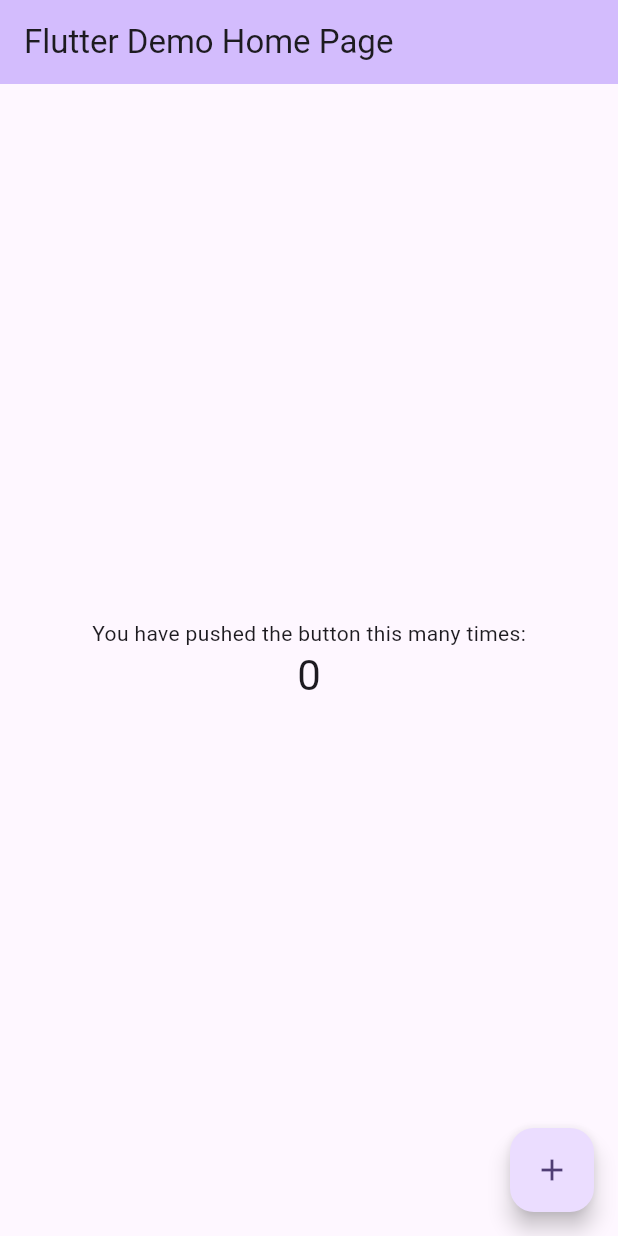
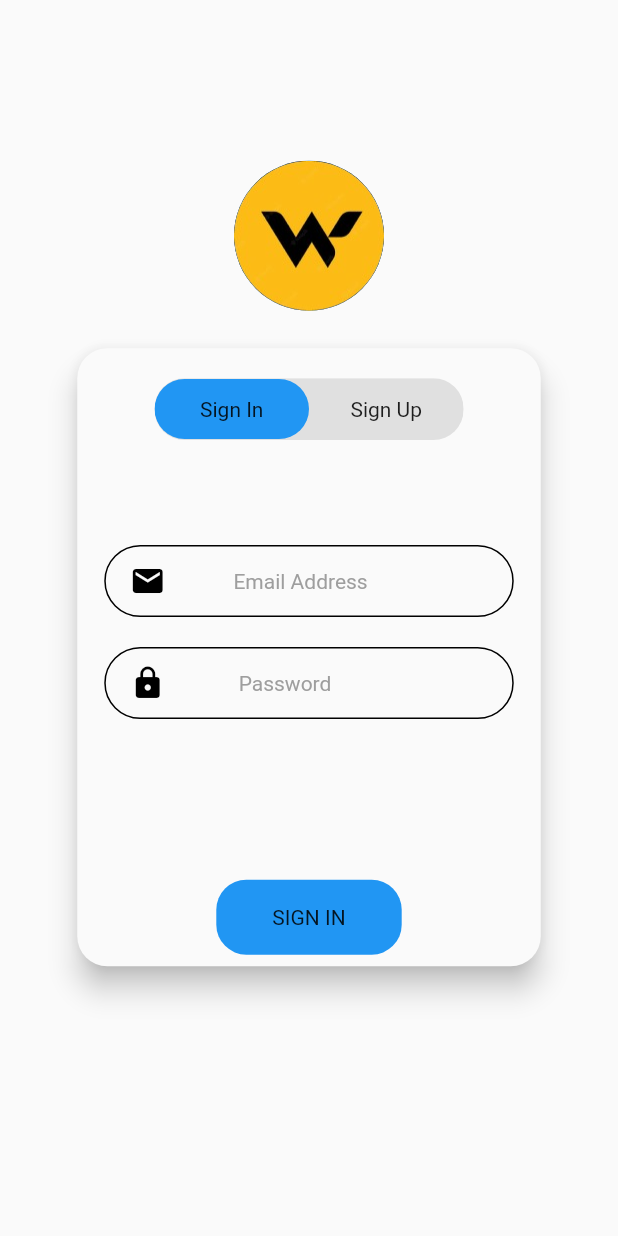
Before and after one commit to Ashutosh-777/Resource-tracker, a Flutter app: the screen it shows after launch, on a phone screen of 412 x 824 dp. Run offline on Flutter 3.47's test engine with Material 2 defaults, Android fonts, the phone set to English and light mode, and no system bars.

Commit message:
commit from Hitesh

```diff
--- a/lib/main.dart
+++ b/lib/main.dart
@@ -1,125 +1,27 @@
-import 'package:flutter/material.dart';
+import 'package:flutter/material.dart' ;
 
-void main() {
-  runApp(const MyApp());
+import 'screens/login_register.dart';
+
+
+late Size mq ;
+
+void main(){
+  runApp(Myapp()) ;
 }
 
-class MyApp extends StatelessWidget {
-  const MyApp({super.key});
+class Myapp extends StatefulWidget {
+  const Myapp({super.key});
 
-  // This widget is the root of your application.
+  @override
+  State<Myapp> createState() => _MyappState();
+}
+
+class _MyappState extends State<Myapp> {
   @override
   Widget build(BuildContext context) {
     return MaterialApp(
-      title: 'Flutter Demo',
-      theme: ThemeData(
-        // This is the theme of your application.
-        //
-        // TRY THIS: Try running your application with "flutter run". You'll see
-        // the application has a blue toolbar. Then, without quitting the app,
-        // try changing the seedColor in the colorScheme below to Colors.green
-        // and then invoke "hot reload" (save your changes or press the "hot
-        // reload" button in a Flutter-supported IDE, or press "r" if you used
-        // the command line to start the app).
-        //
-        // Notice that the counter didn't reset back to zero; the application
-        // state is not lost during the reload. To reset the state, use hot
-        // restart instead.
-        //
-        // This works for code too, not just values: Most code changes can be
-        // tested with just a hot reload.
-        colorScheme: ColorScheme.fromSeed(seedColor: Colors.deepPurple),
-        useMaterial3: true,
-      ),
-      home: const MyHomePage(title: 'Flutter Demo Home Page'),
+      debugShowCheckedModeBanner: false,
+      home: SigninSignup(),
     );
   }
 }
-
-class MyHomePage extends StatefulWidget {
-  const MyHomePage({super.key, required this.title});
-
-  // This widget is the home page of your application. It is stateful, meaning
-  // that it has a State object (defined below) that contains fields that affect
-  // how it looks.
-
-  // This class is the configuration for the state. It holds the values (in this
-  // case the title) provided by the parent (in this case the App widget) and
-  // used by the build method of the State. Fields in a Widget subclass are
-  // always marked "final".
-
-  final String title;
-
-  @override
-  State<MyHomePage> createState() => _MyHomePageState();
-}
-
-class _MyHomePageState extends State<MyHomePage> {
-  int _counter = 0;
-
-  void _incrementCounter() {
-    setState(() {
-      // This call to setState tells the Flutter framework that something has
-      // changed in this State, which causes it to rerun the build method below
-      // so that the display can reflect the updated values. If we changed
-      // _counter without calling setState(), then the build method would not be
-      // called again, and so nothing would appear to happen.
-      _counter++;
-    });
-  }
-
-  @override
-  Widget build(BuildContext context) {
-    // This method is rerun every time setState is called, for instance as done
-    // by the _incrementCounter method above.
-    //
-    // The Flutter framework has been optimized to make rerunning build methods
-    // fast, so that you can just rebuild anything that needs updating rather
-    // than having to individually change instances of widgets.
-    return Scaffold(
-      appBar: AppBar(
-        // TRY THIS: Try changing the color here to a specific color (to
-        // Colors.amber, perhaps?) and trigger a hot reload to see the AppBar
-        // change color while the other colors stay the same.
-        backgroundColor: Theme.of(context).colorScheme.inversePrimary,
-        // Here we take the value from the MyHomePage object that was created by
-        // the App.build method, and use it to set our appbar title.
-        title: Text(widget.title),
-      ),
-      body: Center(
-        // Center is a layout widget. It takes a single child and positions it
-        // in the middle of the parent.
-        child: Column(
-          // Column is also a layout widget. It takes a list of children and
-          // arranges them vertically. By default, it sizes itself to fit its
-          // children horizontally, and tries to be as tall as its parent.
-          //
-          // Column has various properties to control how it sizes itself and
-          // how it positions its children. Here we use mainAxisAlignment to
-          // center the children vertically; the main axis here is the vertical
-          // axis because Columns are vertical (the cross axis would be
-          // horizontal).
-          //
-          // TRY THIS: Invoke "debug painting" (choose the "Toggle Debug Paint"
-          // action in the IDE, or press "p" in the console), to see the
-          // wireframe for each widget.
-          mainAxisAlignment: MainAxisAlignment.center,
-          children: <Widget>[
-            const Text(
-              'You have pushed the button this many times:',
-            ),
-            Text(
-              '$_counter',
-              style: Theme.of(context).textTheme.headlineMedium,
-            ),
-          ],
-        ),
-      ),
-      floatingActionButton: FloatingActionButton(
-        onPressed: _incrementCounter,
-        tooltip: 'Increment',
-        child: const Icon(Icons.add),
-      ), // This trailing comma makes auto-formatting nicer for build methods.
-    );
-  }
-}
--- /dev/null
+++ b/lib/screens/login_register.dart
@@ -0,0 +1,144 @@
+import 'package:flutter/material.dart';
+import '../widgets/widgets.dart';
+
+void main() {
+  runApp(MaterialApp(
+    home: SigninSignup(),
+  ));
+}
+
+class SigninSignup extends StatefulWidget {
+  SigninSignup({Key? key}) : super(key: key);
+
+  @override
+  _SigninSignupState createState() => _SigninSignupState();
+}
+
+class _SigninSignupState extends State<SigninSignup> {
+  bool isSignupScreen = false;
+
+  void toggleScreen() {
+    setState(() {
+      isSignupScreen = !isSignupScreen;
+    });
+  }
+
+  @override
+  Widget build(BuildContext context) {
+    final mq = MediaQuery.of(context).size;
+    return MaterialApp(
+      debugShowCheckedModeBanner: false,
+      home: Scaffold(
+        body: SingleChildScrollView(
+          child: Center(
+            child: Column(
+                crossAxisAlignment: CrossAxisAlignment.center,
+                mainAxisAlignment: MainAxisAlignment.center,
+                children: [
+                  Padding(
+                    padding: EdgeInsets.only(top: mq.height * 0.13),
+                    child: CircleAvatar(
+                      radius: 50,
+                      backgroundImage: AssetImage("assets/images/logo.jpg"),
+                    ),
+                  ),
+                  SizedBox(height: 25),
+                  Container(
+                    child: Material(
+                      elevation: 8,
+                      borderRadius: BorderRadius.circular(20),
+                      child: Container(
+                        height: mq.height * 0.5,
+                        width: mq.width * 0.75,
+                        child: Column(
+                          children: [
+                            SizedBox(height: 20),
+                            ClipRRect(
+                              borderRadius: BorderRadius.circular(20), // Apply borderRadius here
+                              child: Container(
+                                height: mq.height * 0.05,
+                                width: mq.width * 0.50,
+                                color: Colors.grey.shade300, // Set background color here
+                                child: Row(
+                                  mainAxisAlignment: MainAxisAlignment.center,
+                                  children: [
+                                    GestureDetector(
+                                      onTap: () {
+                                        if (isSignupScreen) {
+                                          setState(() {
+                                            isSignupScreen = false;
+                                          });
+                                        }
+                                      },
+                                      child: Container(
+                                        width: mq.width * 0.25,
+                                        height: 40,
+                                        decoration: BoxDecoration(
+                                          borderRadius: BorderRadius.circular(20),
+                                          color: !isSignupScreen ? Colors.blue : Colors.grey.shade300,
+                                        ),
+                                        child: Center(
+                                          child: Text("Sign In"),
+                                        ),
+                                      ),
+                                    ),
+                                    GestureDetector(
+                                      onTap: () {
+                                        if (!isSignupScreen) {
+                                          setState(() {
+                                            isSignupScreen = true;
+                                          });
+                                        }
+                                      },
+                                      child: Container(
+                                        width: mq.width * 0.25,
+                                        height: 40,
+                                        decoration: BoxDecoration(
+                                          borderRadius: BorderRadius.circular(20),
+                                          color: isSignupScreen ? Colors.blue : Colors.grey.shade300,
+                                        ),
+                                        child: Center(
+                                          child: Text("Sign Up"),
+                                        ),
+                                      ),
+                                    ),
+                                  ],
+                                ),
+                              ),
+                            ),
+                            SizedBox(height: 20),
+                            isSignupScreen
+                                ? Widgets.buildSignupSection()
+                                : Widgets.buildSigninSection(),
+                           SizedBox(height: !isSignupScreen ? mq.height*0.13:mq.height*0.027,),
+                           InkWell(
+                             onTap: (){
+                               !isSignupScreen ? print("Sing In") : print("Sing Up") ;
+                             },
+                             child: Container(
+                               decoration: BoxDecoration(
+                                 color: Colors.blue,
+                                 borderRadius: BorderRadius.circular(20),
+                               ),
+                               height:50,
+                               width: mq.width*0.3,
+                               child: Center(
+                                 child: !isSignupScreen ? Text("SIGN IN") : Text("SIGN UP"),
+                               ),
+
+                             ),
+                           )
+                          ],
+                        ),
+                      ),
+                    ),
+                  ),
+                ],
+              ),
+
+          ),
+        ),
+      ),
+    );
+  }
+}
--- /dev/null
+++ b/lib/widgets/widgets.dart
@@ -0,0 +1,110 @@
+import 'package:flutter/material.dart';
+
+class Widgets {
+
+  static Widget buildTextField({
+    required IconData? icon,
+    required String? hintText,
+   bool isPassword = false,
+    bool isEmail = false,
+   required TextEditingController? controller,
+
+  }) {
+    return TextField(
+      controller: controller,
+      obscureText: isPassword,
+      keyboardType: isEmail ? TextInputType.emailAddress : TextInputType.text,
+      decoration: InputDecoration(
+        prefixIcon: icon != null ? Padding(
+          padding: EdgeInsets.only(left: 10.0),
+          child: Icon(icon, color: Colors.black),
+        ) : null,
+        enabledBorder: OutlineInputBorder(
+          borderSide: BorderSide(color: Colors.black),
+          borderRadius: BorderRadius.all(Radius.circular(35.0)),
+        ),
+        focusedBorder: OutlineInputBorder(
+          borderSide: BorderSide(color: Colors.black),
+          borderRadius: BorderRadius.all(Radius.circular(35.0)),
+        ),
+        contentPadding: EdgeInsets.all(10),
+        hintText: hintText,
+        hintStyle: TextStyle(fontSize: 14, color: Colors.grey),
+      ),
+    );
+  }
+
+
+
+  // ---------------Bulding Signin Section-------------------------------
+
+  static Padding buildSigninSection(){
+    TextEditingController signinEmail = TextEditingController() ;
+    TextEditingController signinPass = TextEditingController() ;
+    return Padding(
+      padding: EdgeInsets.symmetric(horizontal: 18),
+      child: Container(
+        child: Column(
+          children: [
+            SizedBox(height: 50,),
+            Widgets.buildTextField(
+                icon: Icons.mail,
+                hintText:"           Email Address",
+              isEmail: true, isPassword: false, controller: signinEmail,
+
+            ),
+            SizedBox(height: 20,),
+            Widgets.buildTextField(
+                icon: Icons.lock,
+                hintText:"            Password",
+                isPassword: true, isEmail: false, controller: signinPass,
+            ),
+          ],
+        ),
+      ),
+    ) ;
+  }
+
+
+
+
+  // ---------------Bulding Signin Section-------------------------------
+
+  static Padding buildSignupSection(){
+    TextEditingController signupUsername  = TextEditingController() ;
+    TextEditingController signupPhone  = TextEditingController() ;
+    TextEditingController signupEmail  = TextEditingController() ;
+    TextEditingController signupPass  = TextEditingController() ;
+    return Padding(
+      padding: EdgeInsets.symmetric(horizontal: 18.0),
+      child: Container(
+        child: Column(
+          children: [
+            Widgets.buildTextField(
+                icon: Icons.person_2_rounded,
+                hintText:"             Username", isPassword: false, isEmail: false, controller: signupUsername,
+
+            ),
+            SizedBox(height: 20,),
+            Widgets.buildTextField(
+                icon: Icons.phone,
+                hintText:"              Phone", isPassword: false, isEmail:false, controller: signupPhone,
+            ),
+            SizedBox(height: 20,),
+            Widgets.buildTextField(
+                icon: Icons.mail,
+                hintText:"           Email Address",
+              isEmail: true, isPassword: false, controller: signupEmail,
+            ),
+            SizedBox(height: 20,),
+            Widgets.buildTextField(
+                icon: Icons.lock,
+                hintText:"            Password",
+               isPassword: true, isEmail: false, controller: signupPass,
+            ),
+          ],
+        ),
+      ),
+    ) ;
+  }
+}
--- a/pubspec.yaml
+++ b/pubspec.yaml
@@ -59,8 +59,8 @@ flutter:
   uses-material-design: true
 
   # To add assets to your application, add an assets section, like this:
-  # assets:
-  #   - images/a_dot_burr.jpeg
+  assets:
+      - assets/images/logo.jpg
   #   - images/a_dot_ham.jpeg
 
   # An image asset can refer to one or more resolution-specific "variants", see
```
Also changed, not shown: assets/images/logo.jpg (added), pubspec.lock.
